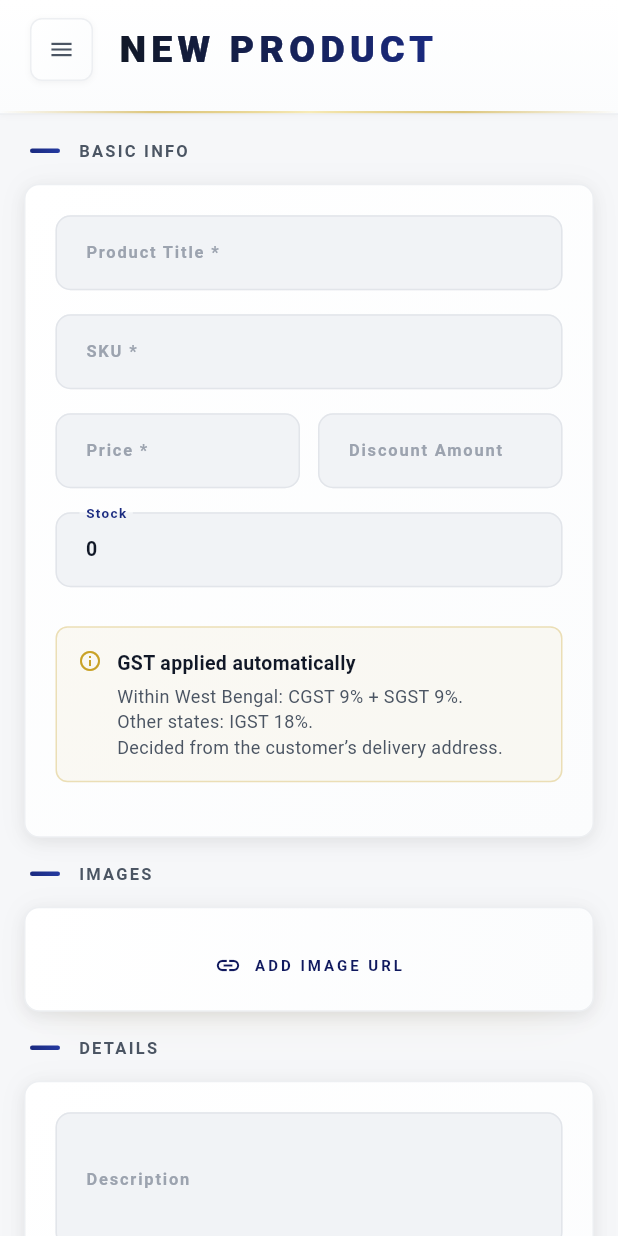
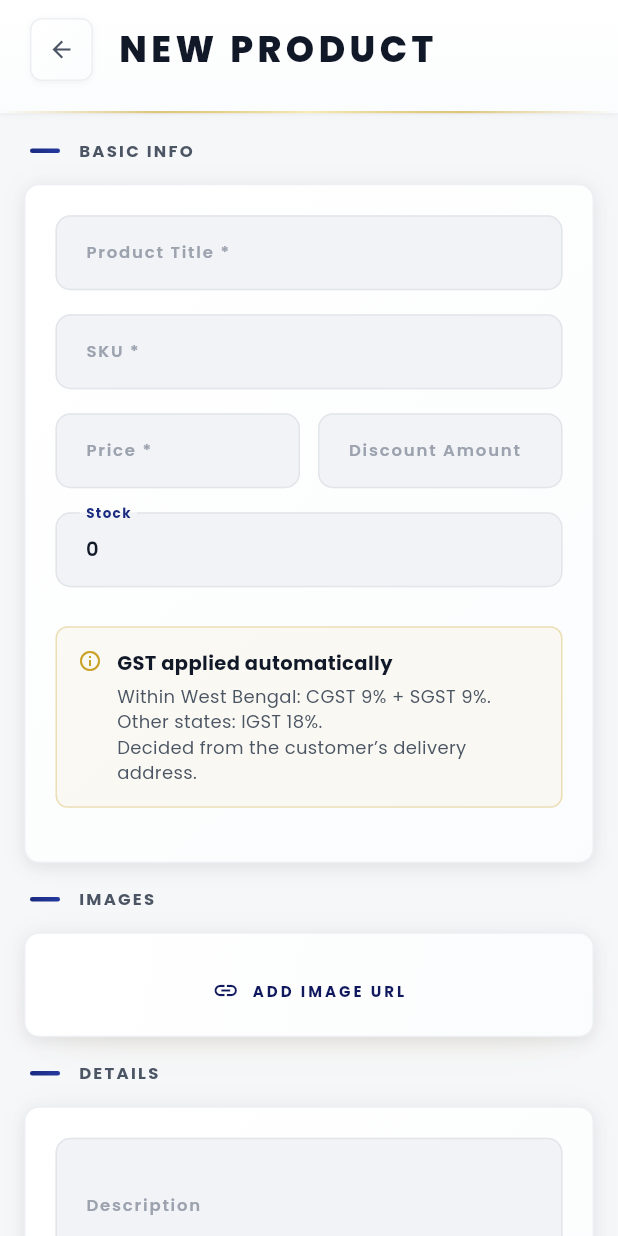
Before and after one commit to NitinGavhane/admin-garment-frontend, a Flutter app: the BannersScreen screen opened by its route, after a tap on the "menu" icon, after a tap on "Dashboard", after a tap on "ADD PRODUCT", on a phone screen of 412 x 824 dp. Run offline on Flutter 3.47's test engine with Material 3 defaults, Android fonts, the phone set to English and light mode, and no system bars; our stand-ins replace cached_network_image, dio, google_fonts, shared_preferences; accounts and stored records are empty; network calls fail.

Commit message:
UI and config updates across screens, theme, and widgets

```diff
--- a/lib/config/theme.dart
+++ b/lib/config/theme.dart
@@ -3,13 +3,16 @@ import 'package:flutter/material.dart';
 /// Central responsive helper — breakpoints and derived layout values so every
 /// screen sizes consistently from phones up to large desktops.
 class Responsive {
-  // Breakpoints (logical px).
+  // Breakpoints (logical px). The desktop breakpoint is 900 (not 1024) so the
+  // full desktop layout also engages for desktop browsers and mobile "Desktop
+  // site" mode (~980px), instead of falling back to the compact layout.
   static const double phone = 600;
-  static const double tablet = 1024;
+  static const double tablet = 900;
 
-  // Max width the app content is allowed to occupy on very wide screens; keeps
-  // an admin panel readable instead of stretching edge-to-edge on a monitor.
-  static const double maxContentWidth = 1080;
+  // Max width the app is allowed to occupy on very wide screens; keeps the
+  // admin panel readable instead of stretching edge-to-edge on a monitor.
+  // Sized for the desktop shell: 280px sidebar + ~1100px content.
+  static const double maxContentWidth = 1400;
 
   static bool isPhone(BuildContext c) => MediaQuery.of(c).size.width < phone;
   static bool isTablet(BuildContext c) {
--- a/lib/screens/banners_screen.dart
+++ b/lib/screens/banners_screen.dart
@@ -73,9 +73,8 @@ class _BannersScreenState extends State<BannersScreen> {
 
   @override
   Widget build(BuildContext context) {
-    return Scaffold(
-      backgroundColor: AppColors.bg,
-      drawer: const FashionNavDrawer(currentRoute: '/banners'),
+    return AdminScaffold(
+      currentRoute: '/banners',
       floatingActionButton: Container(
         width: 52, height: 52,
         decoration: AppColors.premiumGoldDeco(radius: 14),
--- a/lib/screens/categories_screen.dart
+++ b/lib/screens/categories_screen.dart
@@ -148,9 +148,8 @@ class _CategoriesScreenState extends State<CategoriesScreen> {
 
   @override
   Widget build(BuildContext context) {
-    return Scaffold(
-      backgroundColor: AppColors.bg,
-      drawer: const FashionNavDrawer(currentRoute: '/categories'),
+    return AdminScaffold(
+      currentRoute: '/categories',
       floatingActionButton: Container(
         width: 52, height: 52,
         decoration: AppColors.premiumGoldDeco(radius: 14),
--- a/lib/screens/coupons_screen.dart
+++ b/lib/screens/coupons_screen.dart
@@ -42,9 +42,8 @@ class _CouponsScreenState extends State<CouponsScreen> {
 
   @override
   Widget build(BuildContext context) {
-    return Scaffold(
-      backgroundColor: AppColors.bg,
-      drawer: const FashionNavDrawer(currentRoute: '/coupons'),
+    return AdminScaffold(
+      currentRoute: '/coupons',
       floatingActionButton: Container(
         width: 52, height: 52,
         decoration: AppColors.premiumGoldDeco(radius: 14),
--- a/lib/screens/dashboard_screen.dart
+++ b/lib/screens/dashboard_screen.dart
@@ -169,9 +169,8 @@ class _DashboardScreenState extends State<DashboardScreen> {
 
   @override
   Widget build(BuildContext context) {
-    return Scaffold(
-      backgroundColor: AppColors.bg,
-      drawer: const FashionNavDrawer(currentRoute: '/dashboard'),
+    return AdminScaffold(
+      currentRoute: '/dashboard',
       body: _loading
           ? const BrandLoader(label: 'Loading')
           : RefreshIndicator(
--- a/lib/screens/users_screen.dart
+++ b/lib/screens/users_screen.dart
@@ -40,9 +40,8 @@ class _UsersScreenState extends State<UsersScreen> {
 
   @override
   Widget build(BuildContext context) {
-    return Scaffold(
-      backgroundColor: AppColors.bg,
-      drawer: const FashionNavDrawer(currentRoute: '/users'),
+    return AdminScaffold(
+      currentRoute: '/users',
       body: Column(
         children: [
           Builder(builder: (ctx) => BrandHeader(
--- a/lib/widgets.dart
+++ b/lib/widgets.dart
@@ -18,8 +18,38 @@ class BrandHeader extends StatelessWidget {
     this.onMenuTap,
   });
 
+  Widget _iconBox(IconData icon, VoidCallback onTap) {
+    return GestureDetector(
+      onTap: onTap,
+      child: Container(
+        width: 42, height: 42,
+        decoration: BoxDecoration(
+          gradient: LinearGradient(
+            colors: [AppColors.surfaceRaised, AppColors.surfaceAlt],
+            begin: Alignment.topLeft,
+            end: Alignment.bottomRight,
+          ),
+          border: Border.all(color: AppColors.borderLight, width: 1),
+          borderRadius: BorderRadius.circular(8),
+          boxShadow: AppColors.shadowSm,
+        ),
+        child: Icon(icon, color: AppColors.textSecondary, size: 18),
+      ),
+    );
+  }
+
   @override
   Widget build(BuildContext context) {
+    // Leading affordance: the hamburger opens the drawer on compact layouts
+    // only — the desktop shell shows a permanent sidebar, so no menu button.
+    // Headers without a menu callback are pushed detail/form pages; they get
+    // a back arrow (previously they showed a dead menu icon and no way back).
+    Widget? leading;
+    if (onMenuTap != null) {
+      if (!Responsive.isDesktop(context)) leading = _iconBox(Icons.menu, onMenuTap!);
+    } else if (Navigator.of(context).canPop()) {
+      leading = _iconBox(Icons.arrow_back, () => Navigator.of(context).maybePop());
+    }
     return Container(
       padding: EdgeInsets.only(
         top: MediaQuery.of(context).padding.top + 12,
@@ -32,41 +62,27 @@ class BrandHeader extends StatelessWidget {
             padding: const EdgeInsets.fromLTRB(20, 0, 20, 20),
             child: Row(
               children: [
-                GestureDetector(
-                  onTap: onMenuTap,
-                  child: Container(
-                    width: 42, height: 42,
-                    decoration: BoxDecoration(
-                      gradient: LinearGradient(
-                        colors: [AppColors.surfaceRaised, AppColors.surfaceAlt],
-                        begin: Alignment.topLeft,
-                        end: Alignment.bottomRight,
-                      ),
-                      border: Border.all(color: AppColors.borderLight, width: 1),
-                      borderRadius: BorderRadius.circular(8),
-                      boxShadow: AppColors.shadowSm,
-                    ),
-                    child: Icon(Icons.menu, color: AppColors.textSecondary, size: 18),
-                  ),
-                ),
+                if (leading != null) ...[
+                  leading,
                   const SizedBox(width: 16),
+                ],
                 Expanded(
                   child: Column(
                     crossAxisAlignment: CrossAxisAlignment.start,
                     children: [
-                      ShaderMask(
-                        shaderCallback: (bounds) => LinearGradient(
-                          colors: [AppColors.textPrimary, AppColors.coral],
-                          begin: Alignment.centerLeft,
-                          end: Alignment.centerRight,
-                        ).createShader(bounds),
+                      // Solid ink title (design system: flat, readable type;
+                      // gold hairline below carries the luxury accent). The
+                      // FittedBox keeps long titles on one line on phones.
+                      FittedBox(
+                        fit: BoxFit.scaleDown,
+                        alignment: Alignment.centerLeft,
                         child: Text(
                           title.toUpperCase(),
-                          style: const TextStyle(
-                            color: Colors.white,
-                            fontSize: 25,
+                          style: TextStyle(
+                            color: AppColors.textPrimary,
+                            fontSize: 24,
                             fontWeight: FontWeight.w800,
-                            letterSpacing: 3.5,
+                            letterSpacing: 3,
                             height: 1,
                           ),
                         ),
@@ -252,18 +268,13 @@ class StatTile extends StatelessWidget {
                         Column(
                           crossAxisAlignment: CrossAxisAlignment.start,
                           children: [
-                            ShaderMask(
-                              shaderCallback: (bounds) => LinearGradient(
-                                colors: [accent, accent.withValues(alpha: 0.7)],
-                              ).createShader(bounds),
-                              child: Text(
+                            Text(
                               value,
-                                style: const TextStyle(
-                                  color: Colors.white,
+                              style: TextStyle(
+                                color: accent,
                                 fontSize: 26,
                                 fontWeight: FontWeight.w900,
                                 letterSpacing: 1,
-                                ),
                               ),
                             ),
                             const SizedBox(height: 2),
@@ -443,7 +454,65 @@ class FashionNavDrawer extends StatelessWidget {
     return Drawer(
       backgroundColor: AppColors.bg,
       width: 300,
-      child: Container(
+      child: AdminNavPanel(currentRoute: currentRoute, inDrawer: true),
+    );
+  }
+}
+
+/// Route-level scaffold. Compact layouts keep the hamburger + drawer; desktop
+/// (>= Responsive.tablet) shows a permanent sidebar so navigation is always
+/// visible — standard admin-panel ergonomics for the website.
+class AdminScaffold extends StatelessWidget {
+  final String currentRoute;
+  final Widget body;
+  final Widget? floatingActionButton;
+
+  const AdminScaffold({
+    super.key,
+    required this.currentRoute,
+    required this.body,
+    this.floatingActionButton,
+  });
+
+  @override
+  Widget build(BuildContext context) {
+    if (!Responsive.isDesktop(context)) {
+      return Scaffold(
+        backgroundColor: AppColors.bg,
+        drawer: FashionNavDrawer(currentRoute: currentRoute),
+        floatingActionButton: floatingActionButton,
+        body: body,
+      );
+    }
+    return Scaffold(
+      backgroundColor: AppColors.bg,
+      floatingActionButton: floatingActionButton,
+      body: Row(
+        crossAxisAlignment: CrossAxisAlignment.stretch,
+        children: [
+          SizedBox(
+            width: 280,
+            child: AdminNavPanel(currentRoute: currentRoute, inDrawer: false),
+          ),
+          Container(width: 1, color: AppColors.borderLight),
+          Expanded(child: body),
+        ],
+      ),
+    );
+  }
+}
+
+/// Shared navigation panel — rendered inside the mobile Drawer and as the
+/// persistent desktop sidebar.
+class AdminNavPanel extends StatelessWidget {
+  final String currentRoute;
+  final bool inDrawer;
+
+  const AdminNavPanel({super.key, required this.currentRoute, required this.inDrawer});
+
+  @override
+  Widget build(BuildContext context) {
+    return Container(
         decoration: BoxDecoration(
           gradient: LinearGradient(
             colors: AppColors.navGradient,
@@ -596,7 +665,6 @@ class FashionNavDrawer extends StatelessWidget {
             ),
           ],
         ),
-      ),
       );
   }
 
@@ -663,7 +731,9 @@ class FashionNavDrawer extends StatelessWidget {
         child: InkWell(
           borderRadius: BorderRadius.circular(10),
           onTap: () {
-            Navigator.pop(ctx);
+            // Only the drawer overlay needs dismissing; the desktop sidebar
+            // stays in place across navigation.
+            if (inDrawer) Navigator.pop(ctx);
             if (route != currentRoute) Navigator.pushReplacementNamed(ctx, route);
           },
           child: Container(
--- a/pubspec.yaml
+++ b/pubspec.yaml
@@ -33,6 +33,7 @@ dependencies:
 
   cupertino_icons: ^1.0.8
   dio: ^5.7.0
+  google_fonts: ^6.1.0
   provider: ^6.1.2
   shared_preferences: ^2.3.4
   cached_network_image: ^3.4.1
```
Also changed, not shown: lib/app.dart (+6 -8 lines), lib/screens/login_screen.dart (+7 -12 lines), lib/screens/orders_screen.dart (+3 -6 lines), lib/screens/products_screen.dart (+4 -9 lines), pubspec.lock, 1 other file. Lines whose indentation alone changed are shown as unchanged.
